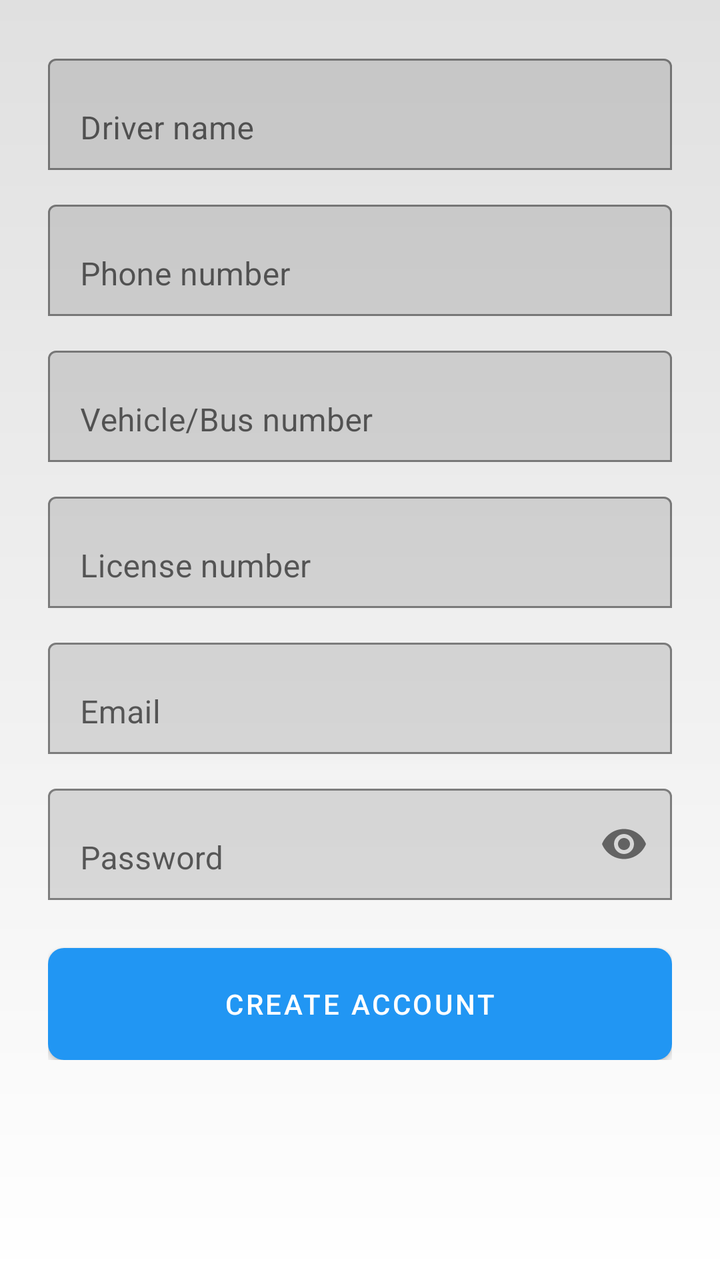
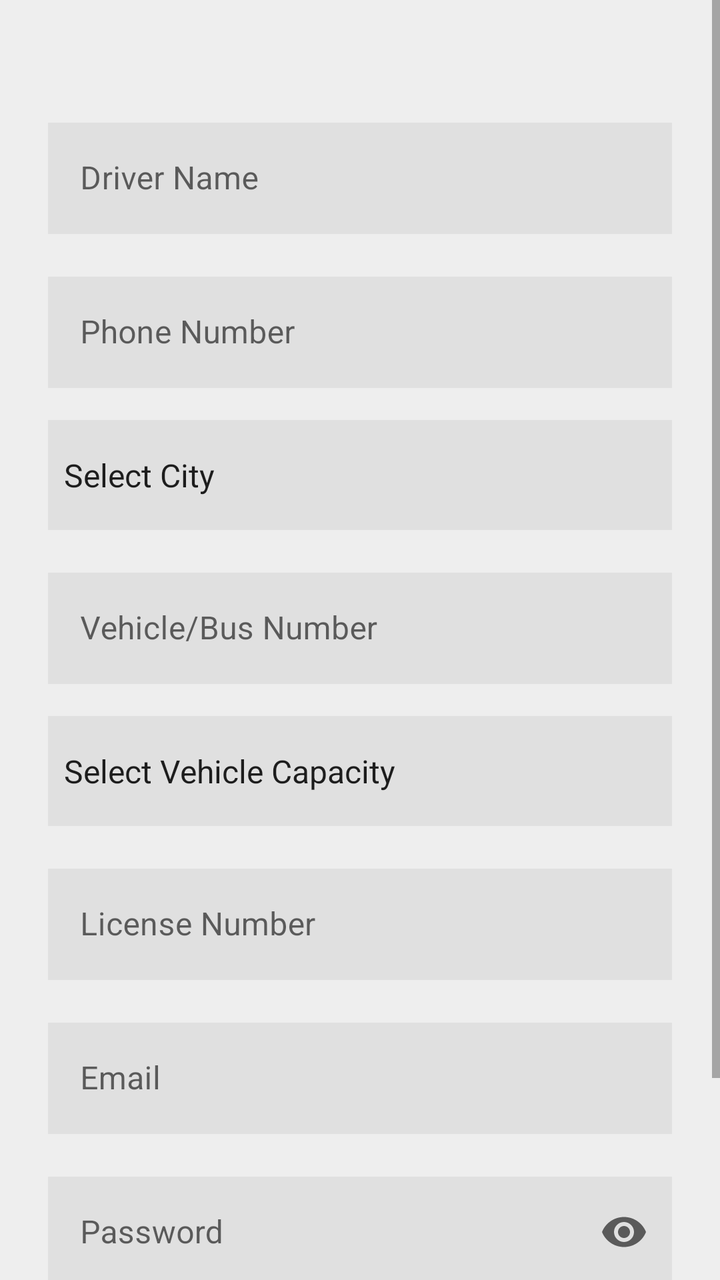

The first picture is an Android layout as it rendered before a commit; the second is the same layout after the commit. The layout source and the unified diff follow.
<!-- AndroidManifest.xml: application theme Theme.BusTrackerApp -->
<!-- res/layout/activity_register.xml -->
<?xml version="1.0" encoding="utf-8"?>
<ScrollView xmlns:android="http://schemas.android.com/apk/res/android"
    xmlns:app="http://schemas.android.com/apk/res-auto"
    android:layout_width="match_parent"
    android:layout_height="match_parent"
    android:padding="24dp"
    android:background="@drawable/gradient_white_grey">

    <LinearLayout
        android:layout_width="match_parent"
        android:layout_height="wrap_content"
        android:orientation="vertical"
        android:gravity="center">

        <com.google.android.material.textfield.TextInputLayout
            android:id="@+id/tilName"
            android:layout_width="match_parent"
            android:layout_height="wrap_content"
            android:layout_marginBottom="12dp"
            app:boxBackgroundMode="outline">

            <com.google.android.material.textfield.TextInputEditText
                android:id="@+id/etName"
                android:layout_width="match_parent"
                android:layout_height="wrap_content"
                android:hint="Driver name"
                android:inputType="textPersonName"
                android:maxLines="1" />
        </com.google.android.material.textfield.TextInputLayout>

        
        <com.google.android.material.textfield.TextInputLayout
            android:id="@+id/tilPhone"
            android:layout_width="match_parent"
            android:layout_height="wrap_content"
            android:layout_marginBottom="12dp"
            app:boxBackgroundMode="outline">

            <com.google.android.material.textfield.TextInputEditText
                android:id="@+id/etPhone"
                android:layout_width="match_parent"
                android:layout_height="wrap_content"
                android:hint="@string/phone_hint"
                android:inputType="phone"
                android:maxLines="1" />
        </com.google.android.material.textfield.TextInputLayout>

        
        <com.google.android.material.textfield.TextInputLayout
            android:id="@+id/tilVehicle"
            android:layout_width="match_parent"
            android:layout_height="wrap_content"
            android:layout_marginBottom="12dp"
            app:boxBackgroundMode="outline">

            <com.google.android.material.textfield.TextInputEditText
                android:id="@+id/etVehicle"
                android:layout_width="match_parent"
                android:layout_height="wrap_content"
                android:hint="@string/vehicle_hint"
                android:inputType="text"
                android:maxLines="1" />
        </com.google.android.material.textfield.TextInputLayout>

        
        <com.google.android.material.textfield.TextInputLayout
            android:id="@+id/tilLicense"
            android:layout_width="match_parent"
            android:layout_height="wrap_content"
            android:layout_marginBottom="12dp"
            app:boxBackgroundMode="outline">

            <com.google.android.material.textfield.TextInputEditText
                android:id="@+id/etLicense"
                android:layout_width="match_parent"
                android:layout_height="wrap_content"
                android:hint="@string/license_hint"
                android:inputType="text"
                android:maxLines="1" />
        </com.google.android.material.textfield.TextInputLayout>

        <com.google.android.material.textfield.TextInputLayout
            android:id="@+id/tilEmailReg"
            android:layout_width="match_parent"
            android:layout_height="wrap_content"
            android:layout_marginBottom="12dp"
            app:boxBackgroundMode="outline">

            <com.google.android.material.textfield.TextInputEditText
                android:id="@+id/etEmailReg"
                android:layout_width="match_parent"
                android:layout_height="wrap_content"
                android:hint="Email"
                android:inputType="textEmailAddress"
                android:maxLines="1" />
        </com.google.android.material.textfield.TextInputLayout>

        <com.google.android.material.textfield.TextInputLayout
            android:id="@+id/tilPasswordReg"
            android:layout_width="match_parent"
            android:layout_height="wrap_content"
            android:layout_marginBottom="24dp"
            app:boxBackgroundMode="outline"
            app:endIconMode="password_toggle">

            <com.google.android.material.textfield.TextInputEditText
                android:id="@+id/etPasswordReg"
                android:layout_width="match_parent"
                android:layout_height="wrap_content"
                android:hint="Password"
                android:inputType="textPassword"
                android:maxLines="1" />
        </com.google.android.material.textfield.TextInputLayout>

        <com.google.android.material.button.MaterialButton
            android:id="@+id/btnCreateAccount"
            android:layout_width="match_parent"
            android:layout_height="56dp"
            android:text="Create Account"
            android:backgroundTint="@android:color/transparent"
            android:background="@drawable/button_gradient_blue"
            app:cornerRadius="8dp" />

        <TextView
            android:id="@+id/tvRegError"
            android:layout_width="wrap_content"
            android:layout_height="wrap_content"
            android:layout_marginTop="12dp"
            android:textColor="@color/error"
            android:visibility="gone" />

        <ProgressBar
            android:id="@+id/progressBarReg"
            android:layout_width="wrap_content"
            android:layout_height="wrap_content"
            android:layout_marginTop="12dp"
            android:visibility="gone" />

    </LinearLayout>

</ScrollView>
<!-- resources referenced by this layout -->
<resources>
  <color name="error">#FFF44336</color>
  <!-- drawable button_gradient_blue (drawable) -->
  <?xml version="1.0" encoding="utf-8"?>
  <shape xmlns:android="http://schemas.android.com/apk/res/android">
      <gradient
          android:angle="135"
          android:startColor="#003f87"
          android:endColor="#007fc6"
          android:type="linear" />
      <corners android:radius="8dp" />
  </shape>
  <!-- drawable gradient_white_grey (drawable) -->
  <?xml version="1.0" encoding="utf-8"?>
  <shape xmlns:android="http://schemas.android.com/apk/res/android">
      <gradient
          android:angle="90"
          android:startColor="#FFFFFF"
          android:endColor="#E0E0E0"
          android:type="linear" />
  </shape>
  <string name="license_hint">License number</string>
  <string name="phone_hint">Phone number</string>
  <string name="vehicle_hint">Vehicle/Bus number</string>
  <style name="Theme.BusTrackerApp" parent="Theme.MaterialComponents.Light.DarkActionBar">
          
          <item name="colorPrimary">@color/primary</item>
          <item name="colorPrimaryVariant">@color/primary_dark</item>
          <item name="colorOnPrimary">@color/white</item>
          
          <item name="colorSecondary">@color/accent</item>
          <item name="colorSecondaryVariant">@color/teal_700</item>
          <item name="colorOnSecondary">@color/black</item>
          
          <item name="android:statusBarColor">@color/primary_dark</item>
          
          
          <item name="android:forceDarkAllowed" tools:targetApi="q">false</item>
      </style>
  <color name="primary">#FF2196F3</color>
  <color name="primary_dark">#FF1976D2</color>
  <color name="white">#FFFFFFFF</color>
  <color name="accent">#FF4CAF50</color>
  <color name="teal_700">#FF018786</color>
  <color name="black">#FF000000</color>
</resources>

<!-- the commit's change to res/layout/activity_register.xml (unified diff, before → after) -->
@@ -1,141 +1,167 @@
 <?xml version="1.0" encoding="utf-8"?>
-<ScrollView xmlns:android="http://schemas.android.com/apk/res/android"
+<LinearLayout xmlns:android="http://schemas.android.com/apk/res/android"
     xmlns:app="http://schemas.android.com/apk/res-auto"
     android:layout_width="match_parent"
     android:layout_height="match_parent"
-    android:padding="24dp"
-    android:background="@drawable/gradient_white_grey">
+    android:orientation="vertical"
+    android:background="#EEEEEE">
 
-    <LinearLayout
+    <ScrollView
         android:layout_width="match_parent"
-        android:layout_height="wrap_content"
-        android:orientation="vertical"
-        android:gravity="center">
+        android:layout_height="match_parent"
+        android:fillViewport="true">
 
-        <com.google.android.material.textfield.TextInputLayout
-            android:id="@+id/tilName"
+        <LinearLayout
             android:layout_width="match_parent"
             android:layout_height="wrap_content"
-            android:layout_marginBottom="12dp"
-            app:boxBackgroundMode="outline">
+            android:orientation="vertical"
+            android:padding="24dp"
+            android:gravity="center_horizontal">
 
-            <com.google.android.material.textfield.TextInputEditText
-                android:id="@+id/etName"
+            <com.google.android.material.textfield.TextInputLayout
+                android:id="@+id/tilName"
                 android:layout_width="match_parent"
                 android:layout_height="wrap_content"
-                android:hint="Driver name"
-                android:inputType="textPersonName"
-                android:maxLines="1" />
-        </com.google.android.material.textfield.TextInputLayout>
+                android:layout_marginBottom="16dp"
+                android:layout_marginTop="32dp"
+                style="@style/Widget.MaterialComponents.TextInputLayout.OutlinedBox">
 
-        
-        <com.google.android.material.textfield.TextInputLayout
-            android:id="@+id/tilPhone"
-            android:layout_width="match_parent"
-            android:layout_height="wrap_content"
-            android:layout_marginBottom="12dp"
-            app:boxBackgroundMode="outline">
+                <com.google.android.material.textfield.TextInputEditText
+                    android:id="@+id/etName"
+                    android:layout_width="match_parent"
+                    android:layout_height="wrap_content"
+                    android:hint="Driver Name"
+                    android:background="#E0E0E0"
+                    android:inputType="textPersonName" />
+            </com.google.android.material.textfield.TextInputLayout>
 
-            <com.google.android.material.textfield.TextInputEditText
-                android:id="@+id/etPhone"
+            <com.google.android.material.textfield.TextInputLayout
+                android:id="@+id/tilPhone"
                 android:layout_width="match_parent"
                 android:layout_height="wrap_content"
-                android:hint="@string/phone_hint"
-                android:inputType="phone"
-                android:maxLines="1" />
-        </com.google.android.material.textfield.TextInputLayout>
+                android:layout_marginBottom="16dp"
+                style="@style/Widget.MaterialComponents.TextInputLayout.OutlinedBox">
 
-        
-        <com.google.android.material.textfield.TextInputLayout
-            android:id="@+id/tilVehicle"
-            android:layout_width="match_parent"
-            android:layout_height="wrap_content"
-            android:layout_marginBottom="12dp"
-            app:boxBackgroundMode="outline">
+                <com.google.android.material.textfield.TextInputEditText
+                    android:id="@+id/etPhone"
+                    android:layout_width="match_parent"
+                    android:layout_height="wrap_content"
+                    android:hint="Phone Number"
+                    android:background="#E0E0E0"
+                    android:inputType="phone" />
+            </com.google.android.material.textfield.TextInputLayout>
 
-            <com.google.android.material.textfield.TextInputEditText
-                android:id="@+id/etVehicle"
+            <Spinner
+                android:id="@+id/spinnerCity"
+                android:layout_width="match_parent"
+                android:layout_height="55dp"
+                android:background="#E0E0E0"
+                android:entries="@array/city_options"
+                android:padding="0dp"
+                android:layout_marginBottom="16dp" />
+
+            <com.google.android.material.textfield.TextInputLayout
+                android:id="@+id/tilVehicle"
                 android:layout_width="match_parent"
                 android:layout_height="wrap_content"
-                android:hint="@string/vehicle_hint"
-                android:inputType="text"
-                android:maxLines="1" />
-        </com.google.android.material.textfield.TextInputLayout>
+                android:layout_marginBottom="16dp"
+                style="@style/Widget.MaterialComponents.TextInputLayout.OutlinedBox">
 
-        
-        <com.google.android.material.textfield.TextInputLayout
-            android:id="@+id/tilLicense"
-            android:layout_width="match_parent"
-            android:layout_height="wrap_content"
-            android:layout_marginBottom="12dp"
-            app:boxBackgroundMode="outline">
+                <com.google.android.material.textfield.TextInputEditText
+                    android:id="@+id/etVehicle"
+                    android:layout_width="match_parent"
+                    android:layout_height="wrap_content"
+                    android:hint="Vehicle/Bus Number"
+                    android:background="#E0E0E0"
+                    android:inputType="textCapCharacters" />
+            </com.google.android.material.textfield.TextInputLayout>
 
-            <com.google.android.material.textfield.TextInputEditText
-                android:id="@+id/etLicense"
+            <Spinner
+                android:id="@+id/spinnerCapacity"
+                android:layout_width="match_parent"
+                android:layout_height="55dp"
+                android:background="#E0E0E0"
+                android:entries="@array/capacity_options"
+                android:padding="0dp"
+                android:layout_marginBottom="16dp" />
+
+            <com.google.android.material.textfield.TextInputLayout
+                android:id="@+id/tilLicense"
                 android:layout_width="match_parent"
                 android:layout_height="wrap_content"
-                android:hint="@string/license_hint"
-                android:inputType="text"
-                android:maxLines="1" />
-        </com.google.android.material.textfield.TextInputLayout>
+                android:layout_marginBottom="16dp"
+                style="@style/Widget.MaterialComponents.TextInputLayout.OutlinedBox">
 
-        <com.google.android.material.textfield.TextInputLayout
-            android:id="@+id/tilEmailReg"
-            android:layout_width="match_parent"
-            android:layout_height="wrap_content"
-            android:layout_marginBottom="12dp"
-            app:boxBackgroundMode="outline">
+                <com.google.android.material.textfield.TextInputEditText
+                    android:id="@+id/etLicense"
+                    android:layout_width="match_parent"
+                    android:layout_height="wrap_content"
+                    android:hint="License Number"
+                    android:background="#E0E0E0"
+                    android:inputType="text" />
+            </com.google.android.material.textfield.TextInputLayout>
 
-            <com.google.android.material.textfield.TextInputEditText
-                android:id="@+id/etEmailReg"
+            <com.google.android.material.textfield.TextInputLayout
+                android:id="@+id/tilEmailReg"
                 android:layout_width="match_parent"
                 android:layout_height="wrap_content"
-                android:hint="Email"
-                android:inputType="textEmailAddress"
-                android:maxLines="1" />
-        </com.google.android.material.textfield.TextInputLayout>
+                android:layout_marginBottom="16dp"
+                style="@style/Widget.MaterialComponents.TextInputLayout.OutlinedBox">
 
-        <com.google.android.material.textfield.TextInputLayout
-            android:id="@+id/tilPasswordReg"
-            android:layout_width="match_parent"
-            android:layout_height="wrap_content"
-            android:layout_marginBottom="24dp"
-            app:boxBackgroundMode="outline"
-            app:endIconMode="password_toggle">
+                <com.google.android.material.textfield.TextInputEditText
+                    android:id="@+id/etEmailReg"
+                    android:layout_width="match_parent"
+                    android:layout_height="wrap_content"
+                    android:hint="Email"
+                    android:background="#E0E0E0"
+                    android:inputType="textEmailAddress" />
+            </com.google.android.material.textfield.TextInputLayout>
 
-            <com.google.android.material.textfield.TextInputEditText
-                android:id="@+id/etPasswordReg"
+            <com.google.android.material.textfield.TextInputLayout
+                android:id="@+id/tilPasswordReg"
                 android:layout_width="match_parent"
                 android:layout_height="wrap_content"
-                android:hint="Password"
-                android:inputType="textPassword"
-                android:maxLines="1" />
-        </com.google.android.material.textfield.TextInputLayout>
+                android:layout_marginBottom="16dp"
+                app:endIconMode="password_toggle"
+                style="@style/Widget.MaterialComponents.TextInputLayout.OutlinedBox">
 
-        <com.google.android.material.button.MaterialButton
-            android:id="@+id/btnCreateAccount"
-            android:layout_width="match_parent"
-            android:layout_height="56dp"
-            android:text="Create Account"
-            android:backgroundTint="@android:color/transparent"
-            android:background="@drawable/button_gradient_blue"
-            app:cornerRadius="8dp" />
+                <com.google.android.material.textfield.TextInputEditText
+                    android:id="@+id/etPasswordReg"
+                    android:layout_width="match_parent"
+                    android:layout_height="wrap_content"
+                    android:hint="Password"
+                    android:background="#E0E0E0"
+                    android:inputType="textPassword" />
+            </com.google.android.material.textfield.TextInputLayout>
 
-        <TextView
-            android:id="@+id/tvRegError"
-            android:layout_width="wrap_content"
-            android:layout_height="wrap_content"
-            android:layout_marginTop="12dp"
-            android:textColor="@color/error"
-            android:visibility="gone" />
+            <TextView
+                android:id="@+id/tvRegError"
+                android:layout_width="match_parent"
+                android:layout_height="wrap_content"
+                android:textColor="#D32F2F"
+                android:textSize="14sp"
+                android:visibility="gone"
+                android:gravity="center"
+                android:layout_marginBottom="16dp" />
 
-        <ProgressBar
-            android:id="@+id/progressBarReg"
-            android:layout_width="wrap_content"
-            android:layout_height="wrap_content"
-            android:layout_marginTop="12dp"
-            android:visibility="gone" />
+            <com.google.android.material.button.MaterialButton
+                android:id="@+id/btnCreateAccount"
+                android:layout_width="match_parent"
+                android:layout_height="60dp"
+                android:text="CREATE ACCOUNT"
+                android:textSize="16sp"
+                android:textStyle="bold"
+                android:backgroundTint="#2196F3"
+                app:cornerRadius="4dp"
+                android:layout_marginBottom="16dp" />
 
-    </LinearLayout>
+            <ProgressBar
+                android:id="@+id/progressBarReg"
+                android:layout_width="wrap_content"
+                android:layout_height="wrap_content"
+                android:visibility="gone"
+                android:layout_marginBottom="16dp" />
 
-</ScrollView>
+        </LinearLayout>
+    </ScrollView>
+</LinearLayout>
<!-- resource entries referenced after the edit -->
@@ -1,28 +1,16 @@
 <!-- resources referenced by this layout -->
 <resources>
-  <color name="error">#FFF44336</color>
-  <!-- drawable button_gradient_blue (drawable) -->
-  <?xml version="1.0" encoding="utf-8"?>
-  <shape xmlns:android="http://schemas.android.com/apk/res/android">
-      <gradient
-          android:angle="135"
-          android:startColor="#003f87"
-          android:endColor="#007fc6"
-          android:type="linear" />
-      <corners android:radius="8dp" />
-  </shape>
-  <!-- drawable gradient_white_grey (drawable) -->
-  <?xml version="1.0" encoding="utf-8"?>
-  <shape xmlns:android="http://schemas.android.com/apk/res/android">
-      <gradient
-          android:angle="90"
-          android:startColor="#FFFFFF"
-          android:endColor="#E0E0E0"
-          android:type="linear" />
-  </shape>
-  <string name="license_hint">License number</string>
-  <string name="phone_hint">Phone number</string>
-  <string name="vehicle_hint">Vehicle/Bus number</string>
+  <string-array name="capacity_options">
+          <item>Select Vehicle Capacity</item>
+          <item>5 to 13 seater (LPV)</item>
+          <item>17 to 21 seater (MPV)</item>
+          <item>32 to 52 seater (HPV)</item>
+      </string-array>
+  <string-array name="city_options">
+          <item>Select City</item>
+          <item>Jammu</item>
+          <item>Srinagar</item>
+      </string-array>
   <style name="Theme.BusTrackerApp" parent="Theme.MaterialComponents.Light.DarkActionBar">
           
           <item name="colorPrimary">@color/primary</item>
